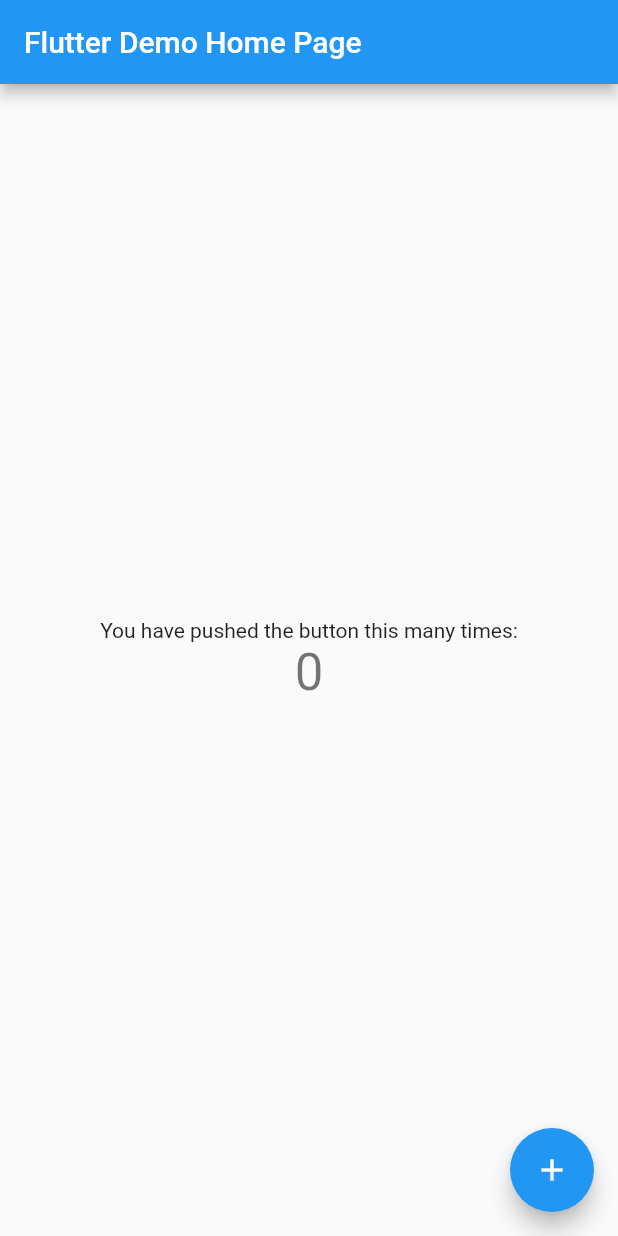
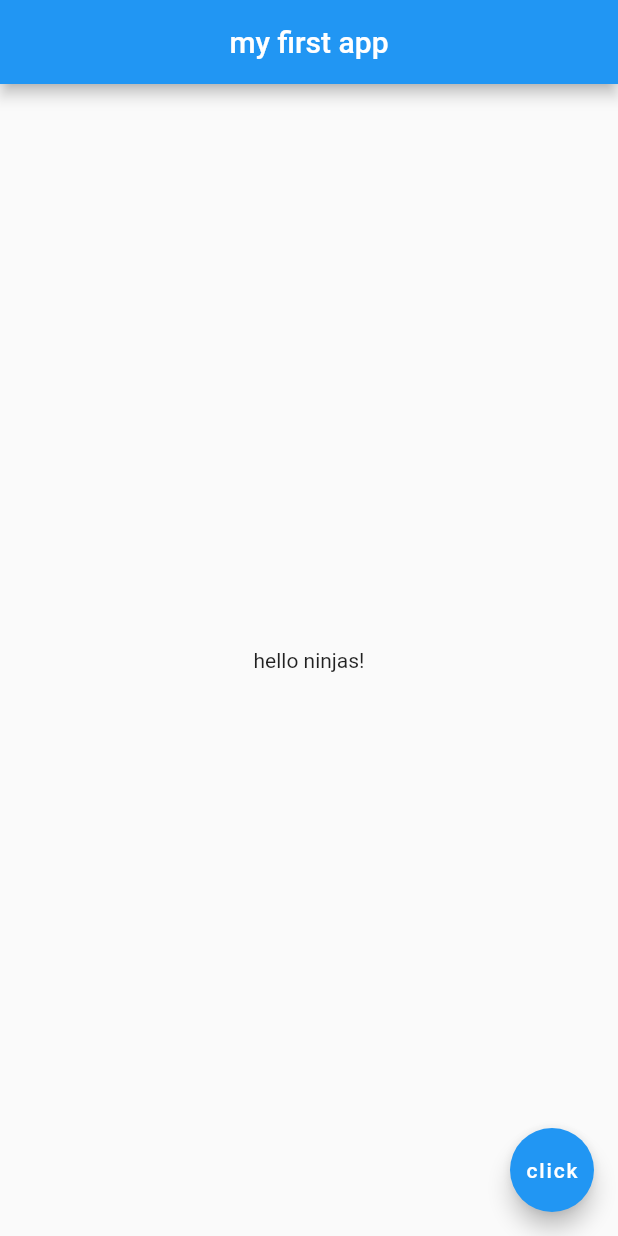
Before and after one commit to alfatta/learn_flutter, a Flutter app: the screen it shows after launch, on a phone screen of 412 x 824 dp. Run offline on Flutter 3.47's test engine with Material 2 defaults, Android fonts, the phone set to English and light mode, and no system bars.

Commit message:
scaffold and appbar widget

```diff
--- a/lib/main.dart
+++ b/lib/main.dart
@@ -1,113 +1,16 @@
 import 'package:flutter/material.dart';
 
-void main() {
-  runApp(MyApp());
-}
-
-class MyApp extends StatelessWidget {
-  // This widget is the root of your application.
-  @override
-  Widget build(BuildContext context) {
-    return MaterialApp(
-      title: 'Flutter Demo',
-      theme: ThemeData(
-        // This is the theme of your application.
-        //
-        // Try running your application with "flutter run". You'll see the
-        // application has a blue toolbar. Then, without quitting the app, try
-        // changing the primarySwatch below to Colors.green and then invoke
-        // "hot reload" (press "r" in the console where you ran "flutter run",
-        // or simply save your changes to "hot reload" in a Flutter IDE).
-        // Notice that the counter didn't reset back to zero; the application
-        // is not restarted.
-        primarySwatch: Colors.blue,
-      ),
-      home: MyHomePage(title: 'Flutter Demo Home Page'),
-    );
-  }
-}
-
-class MyHomePage extends StatefulWidget {
-  MyHomePage({Key key, this.title}) : super(key: key);
-
-  // This widget is the home page of your application. It is stateful, meaning
-  // that it has a State object (defined below) that contains fields that affect
-  // how it looks.
-
-  // This class is the configuration for the state. It holds the values (in this
-  // case the title) provided by the parent (in this case the App widget) and
-  // used by the build method of the State. Fields in a Widget subclass are
-  // always marked "final".
-
-  final String title;
-
-  @override
-  _MyHomePageState createState() => _MyHomePageState();
-}
-
-class _MyHomePageState extends State<MyHomePage> {
-  int _counter = 0;
-
-  void _incrementCounter() {
-    setState(() {
-      // This call to setState tells the Flutter framework that something has
-      // changed in this State, which causes it to rerun the build method below
-      // so that the display can reflect the updated values. If we changed
-      // _counter without calling setState(), then the build method would not be
-      // called again, and so nothing would appear to happen.
-      _counter++;
-    });
-  }
-
-  @override
-  Widget build(BuildContext context) {
-    // This method is rerun every time setState is called, for instance as done
-    // by the _incrementCounter method above.
-    //
-    // The Flutter framework has been optimized to make rerunning build methods
-    // fast, so that you can just rebuild anything that needs updating rather
-    // than having to individually change instances of widgets.
-    return Scaffold(
+void main() => runApp(MaterialApp(
+  home: Scaffold(
     appBar: AppBar(
-        // Here we take the value from the MyHomePage object that was created by
-        // the App.build method, and use it to set our appbar title.
-        title: Text(widget.title),
+      title: Text('my first app'),
+      centerTitle: true,
     ),
     body: Center(
-        // Center is a layout widget. It takes a single child and positions it
-        // in the middle of the parent.
-        child: Column(
-          // Column is also a layout widget. It takes a list of children and
-          // arranges them vertically. By default, it sizes itself to fit its
-          // children horizontally, and tries to be as tall as its parent.
-          //
-          // Invoke "debug painting" (press "p" in the console, choose the
-          // "Toggle Debug Paint" action from the Flutter Inspector in Android
-          // Studio, or the "Toggle Debug Paint" command in Visual Studio Code)
-          // to see the wireframe for each widget.
-          //
-          // Column has various properties to control how it sizes itself and
-          // how it positions its children. Here we use mainAxisAlignment to
-          // center the children vertically; the main axis here is the vertical
-          // axis because Columns are vertical (the cross axis would be
-          // horizontal).
-          mainAxisAlignment: MainAxisAlignment.center,
-          children: <Widget>[
-            Text(
-              'You have pushed the button this many times:',
+      child: Text('hello ninjas!'),
     ),
-            Text(
-              '$_counter',
-              style: Theme.of(context).textTheme.headline4,
-            ),
-          ],
+    floatingActionButton: FloatingActionButton(
+      child: Text('click'),
     ),
   ),
-      floatingActionButton: FloatingActionButton(
-        onPressed: _incrementCounter,
-        tooltip: 'Increment',
-        child: Icon(Icons.add),
-      ), // This trailing comma makes auto-formatting nicer for build methods.
-    );
-  }
-}
+));
```
Also changed, not shown: current-result.png (added), 1 other file. Lines whose indentation alone changed are shown as unchanged.
